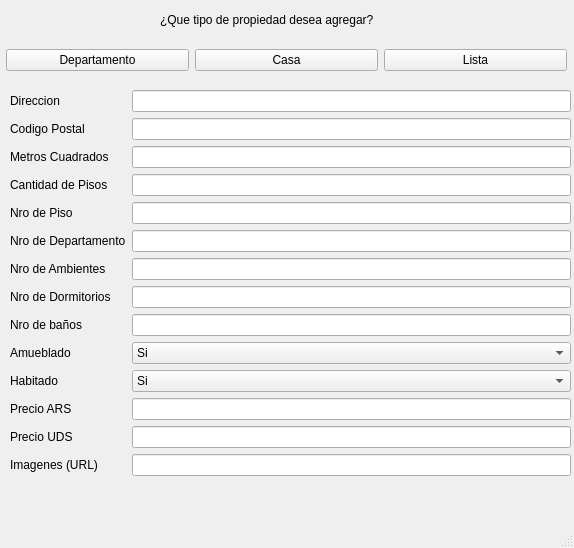
The window that Propiedades.ui (MateMar04/TP-Qt) describes before a commit, drawn with Qt 5.
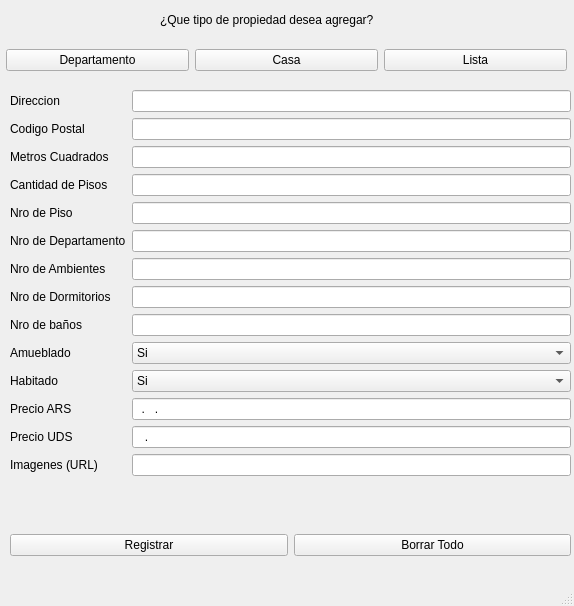
The same window after the commit.

Commit message: Lavado de cara 2

```diff
--- a/Propiedades.ui
+++ b/Propiedades.ui
@@ -7,7 +7,7 @@
     <x>0</x>
     <y>0</y>
     <width>574</width>
-    <height>548</height>
+    <height>606</height>
    </rect>
   </property>
   <property name="windowTitle">
@@ -183,10 +183,18 @@
       <widget class="QLineEdit" name="le_nro_banios"/>
      </item>
      <item row="11" column="1">
-      <widget class="QLineEdit" name="le_precio_ars"/>
+      <widget class="QLineEdit" name="le_precio_ars">
+       <property name="inputMask">
+        <string>99.999.999</string>
+       </property>
+      </widget>
      </item>
      <item row="12" column="1">
-      <widget class="QLineEdit" name="le_precio_uds"/>
+      <widget class="QLineEdit" name="le_precio_uds">
+       <property name="inputMask">
+        <string>999.999</string>
+       </property>
+      </widget>
      </item>
      <item row="13" column="1">
       <widget class="QLineEdit" name="le_imagenes"/>
@@ -234,6 +242,32 @@
      <string>¿Que tipo de propiedad desea agregar?</string>
     </property>
    </widget>
+   <widget class="QWidget" name="horizontalLayoutWidget_2">
+    <property name="geometry">
+     <rect>
+      <x>10</x>
+      <y>520</y>
+      <width>561</width>
+      <height>51</height>
+     </rect>
+    </property>
+    <layout class="QHBoxLayout" name="horizontalLayout_2">
+     <item>
+      <widget class="QPushButton" name="pb_registrar">
+       <property name="text">
+        <string>Registrar</string>
+       </property>
+      </widget>
+     </item>
+     <item>
+      <widget class="QPushButton" name="pb_borrar_todo">
+       <property name="text">
+        <string>Borrar Todo</string>
+       </property>
+      </widget>
+     </item>
+    </layout>
+   </widget>
   </widget>
   <widget class="QStatusBar" name="statusbar"/>
  </widget>
```
Left out of the diff: 96 changed lines with no effect on the pictures. The commit also changes 1 other file.
